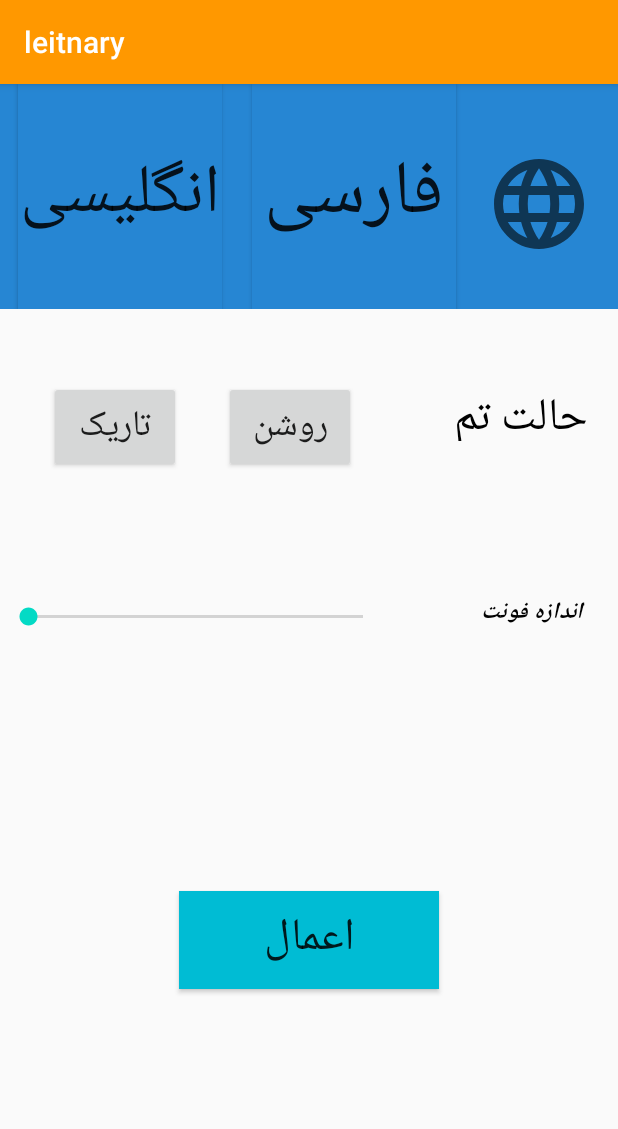
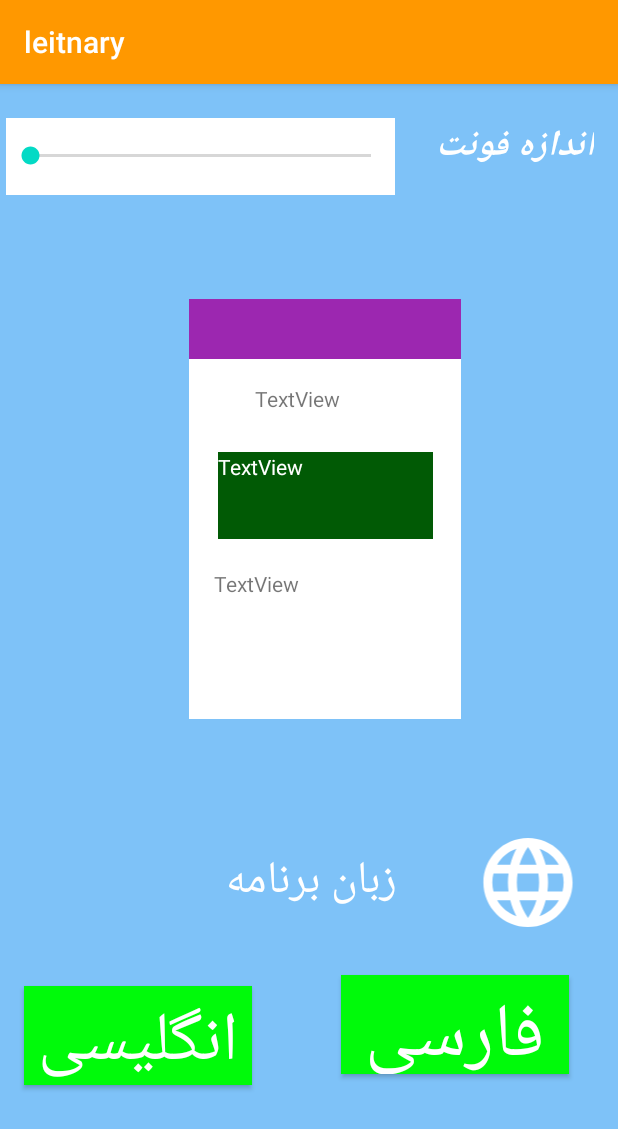
Before and after one commit to arshia2000/leitnary, an Android app: the Setting screen opened directly, with no data from a screen before it, on a phone screen of 412 x 824 dp. Shown: the top 1129 px of the screen. Run offline under Robolectric (Android 15) with nearby library versions, the phone set to English and light mode, and no system bars.

Commit message:
setting3

```diff
--- a/app/src/main/java/com/avmhl/leitnary/ui/Setting.java
+++ b/app/src/main/java/com/avmhl/leitnary/ui/Setting.java
@@ -37,8 +37,6 @@
         textView2 = findViewById(R.id.text_font);
         button1 = findViewById(R.id.btn_fa);
         button2 = findViewById(R.id.btn_en);
-        button3 = findViewById(R.id.btn_darck);
-        button4 = findViewById(R.id.btn_whait);
         button5 = findViewById(R.id.btn_apply);
         seekBar = findViewById(R.id.seek);
 
@@ -63,4 +61,14 @@
 
     }
 
+    public void def(View view)
+    {
+        SharedPreferences share = getSharedPreferences ( "share",MODE_PRIVATE );
+        SharedPreferences.Editor edit = share.edit ();
+        edit.putString ( Save.color_text,"#000000" );
+        edit.putString ( Save.color_back,"#FFFFFF" );
+        edit.putString ( Save.text_size,"0");
+        edit.putString(Save.language,"persian");
+
+    }
 }
--- a/app/src/main/res/drawable/custom_button_add_note.xml
+++ b/app/src/main/res/drawable/custom_button_add_note.xml
@@ -2,8 +2,8 @@
 <shape android:shape="rectangle"
     xmlns:android="http://schemas.android.com/apk/res/android" >
 
-    <solid android:color="#4CAF50"></solid>
-    <stroke android:color="#8BC34A" android:width="2dp"></stroke>
+    <solid android:color="#00FA0A"></solid>
+    <stroke android:color="#00FA0A" android:width="2dp"></stroke>
     <corners android:radius="20dp"></corners>
 
     <padding android:top="10dp" android:right="10dp"  android:left="10dp" android:bottom="10dp"></padding>
--- a/app/src/main/res/drawable/ic_baseline_build_24.xml
+++ b/app/src/main/res/drawable/ic_baseline_build_24.xml
@@ -1,4 +1,4 @@
-<vector android:height="24dp" android:tint="#DD7302"
+<vector android:height="24dp" android:tint="#18DD02"
     android:viewportHeight="24" android:viewportWidth="24"
     android:width="24dp" xmlns:android="http://schemas.android.com/apk/res/android">
     <path android:fillColor="@android:color/white" android:pathData="M22.7,19l-9.1,-9.1c0.9,-2.3 0.4,-5 -1.5,-6.9 -2,-2 -5,-2.4 -7.4,-1.3L9,6 6,9 1.6,4.7C0.4,7.1 0.9,10.1 2.9,12.1c1.9,1.9 4.6,2.4 6.9,1.5l9.1,9.1c0.4,0.4 1,0.4 1.4,0l2.3,-2.3c0.5,-0.4 0.5,-1.1 0.1,-1.4z"/>
--- a/app/src/main/res/drawable/ic_baseline_language_24.xml
+++ b/app/src/main/res/drawable/ic_baseline_language_24.xml
@@ -1,10 +1,14 @@
 <vector xmlns:android="http://schemas.android.com/apk/res/android"
+
     android:width="24dp"
     android:height="24dp"
     android:viewportWidth="24"
+
     android:viewportHeight="24"
-    android:tint="?attr/colorControlNormal">
+    android:tint="#FFFFFF">
   <path
-      android:fillColor="@android:color/white"
+
+
+      android:fillColor="#FFFFFF"
       android:pathData="M11.99,2C6.47,2 2,6.48 2,12s4.47,10 9.99,10C17.52,22 22,17.52 22,12S17.52,2 11.99,2zM18.92,8h-2.95c-0.32,-1.25 -0.78,-2.45 -1.38,-3.56 1.84,0.63 3.37,1.91 4.33,3.56zM12,4.04c0.83,1.2 1.48,2.53 1.91,3.96h-3.82c0.43,-1.43 1.08,-2.76 1.91,-3.96zM4.26,14C4.1,13.36 4,12.69 4,12s0.1,-1.36 0.26,-2h3.38c-0.08,0.66 -0.14,1.32 -0.14,2 0,0.68 0.06,1.34 0.14,2L4.26,14zM5.08,16h2.95c0.32,1.25 0.78,2.45 1.38,3.56 -1.84,-0.63 -3.37,-1.9 -4.33,-3.56zM8.03,8L5.08,8c0.96,-1.66 2.49,-2.93 4.33,-3.56C8.81,5.55 8.35,6.75 8.03,8zM12,19.96c-0.83,-1.2 -1.48,-2.53 -1.91,-3.96h3.82c-0.43,1.43 -1.08,2.76 -1.91,3.96zM14.34,14L9.66,14c-0.09,-0.66 -0.16,-1.32 -0.16,-2 0,-0.68 0.07,-1.35 0.16,-2h4.68c0.09,0.65 0.16,1.32 0.16,2 0,0.68 -0.07,1.34 -0.16,2zM14.59,19.56c0.6,-1.11 1.06,-2.31 1.38,-3.56h2.95c-0.96,1.65 -2.49,2.93 -4.33,3.56zM16.36,14c0.08,-0.66 0.14,-1.32 0.14,-2 0,-0.68 -0.06,-1.34 -0.14,-2h3.38c0.16,0.64 0.26,1.31 0.26,2s-0.1,1.36 -0.26,2h-3.38z"/>
 </vector>
--- a/app/src/main/res/layout/activity_main.xml
+++ b/app/src/main/res/layout/activity_main.xml
@@ -1,76 +1,89 @@
 <?xml version="1.0" encoding="utf-8"?>
-<RelativeLayout xmlns:android="http://schemas.android.com/apk/res/android"
+<androidx.constraintlayout.widget.ConstraintLayout xmlns:android="http://schemas.android.com/apk/res/android"
     xmlns:app="http://schemas.android.com/apk/res-auto"
     xmlns:tools="http://schemas.android.com/tools"
     android:layout_width="match_parent"
     android:layout_height="match_parent"
-    tools:context=".MainActivity">
+    tools:context=".MainActivity"
+    android:background="#7EC2F8">
 
 
    <Button
        android:id="@+id/btn_addcard"
-       android:layout_width="230dp"
-       android:layout_height="45dp"
+       android:layout_width="160dp"
+       android:layout_height="100dp"
+       android:layout_centerHorizontal="true"
+       android:layout_toRightOf="@+id/sh_card_counter"
+       android:background="@drawable/custom_button_add_note"
        android:onClick="addCardClick"
-       android:layout_toRightOf="@+id/sh_card_counter"
-       android:layout_marginLeft="40dp"
-       android:layout_centerHorizontal="true"
        android:text="Add Card"
-       android:background="@drawable/custom_button_add_note"
+       android:textColor="#FFFFFF"
        android:textSize="20sp"
-       android:layout_marginTop="100dp">
+       app:layout_constraintBottom_toBottomOf="parent"
+       app:layout_constraintEnd_toEndOf="parent"
+       app:layout_constraintHorizontal_bias="0.936"
+       app:layout_constraintStart_toStartOf="parent"
+       app:layout_constraintTop_toTopOf="parent"
+       app:layout_constraintVertical_bias="0.483">
 
    </Button>
 
-
    <Button
        android:id="@+id/sh_card_counter"
-       android:layout_width="100dp"
-       android:layout_height="120dp"
+       android:layout_width="101dp"
+       android:layout_height="82dp"
+       android:layout_alignParentLeft="true"
        android:layout_centerHorizontal="true"
+       android:background="@drawable/custom_button_card_count"
        android:text="0"
-       android:background="@drawable/custom_button_card_count"
+       android:textColor="#FFFFFF"
        android:textSize="25sp"
-       android:layout_marginTop="100dp"
-       android:layout_alignParentLeft="true"
-       android:layout_marginLeft="30dp">
+       app:layout_constraintBottom_toBottomOf="parent"
+       app:layout_constraintEnd_toEndOf="parent"
+       app:layout_constraintHorizontal_bias="0.529"
+       app:layout_constraintStart_toStartOf="parent"
+       app:layout_constraintTop_toTopOf="parent"
+       app:layout_constraintVertical_bias="0.186">
 
    </Button>
 
    <Button
        android:id="@+id/btn_add_note"
-       android:layout_width="230dp"
-       android:layout_height="45dp"
+       android:layout_width="160dp"
+       android:layout_height="100dp"
        android:layout_below="@+id/btn_addcard"
+       android:layout_centerHorizontal="true"
+       android:layout_toRightOf="@+id/sh_card_counter"
+       android:background="@drawable/custom_button_add_note"
        android:onClick="addCardClick"
-       android:layout_toRightOf="@+id/sh_card_counter"
-       android:layout_marginLeft="40dp"
-       android:layout_centerHorizontal="true"
        android:text="Add Note"
-       android:background="@drawable/custom_button_add_note"
+       android:textColor="#FFFFFF"
        android:textSize="20sp"
-       android:layout_marginTop="20dp">
+       app:layout_constraintEnd_toEndOf="parent"
+       app:layout_constraintHorizontal_bias="0.063"
+       app:layout_constraintStart_toStartOf="parent"
+       tools:layout_editor_absoluteY="305dp">
+
+   </Button>
+
+   <Button
+       android:id="@+id/btn_review"
+       android:layout_width="102dp"
+       android:layout_height="106dp"
+       android:layout_centerInParent="true"
+       android:background="@drawable/custom_button_review"
+       android:onClick="addCardClick"
+       android:text="review cards"
+       android:textColor="#FFFFFF"
+       android:textSize="20sp"
+       app:layout_constraintBottom_toBottomOf="parent"
+       app:layout_constraintEnd_toEndOf="parent"
+       app:layout_constraintHorizontal_bias="0.051"
+       app:layout_constraintStart_toStartOf="parent"
+       app:layout_constraintTop_toTopOf="parent"
+       app:layout_constraintVertical_bias="0.974">
 
    </Button>
 
 
-   <Button
-       android:id="@+id/btn_review"
-       android:layout_width="400dp"
-       android:layout_height="45dp"
-       android:onClick="addCardClick"
-       android:layout_marginLeft="40dp"
-       android:layout_centerHorizontal="true"
-       android:text="review cards"
-       android:layout_centerInParent="true"
-       android:background="@drawable/custom_button_review"
-       android:textSize="20sp"
-       android:layout_marginTop="200dp">
-
-   </Button>
-
-
-
-
-
-</RelativeLayout>
+</androidx.constraintlayout.widget.ConstraintLayout>
--- a/app/src/main/res/layout/setting.xml
+++ b/app/src/main/res/layout/setting.xml
@@ -1,154 +1,209 @@
 <?xml version="1.0" encoding="utf-8"?>
-<androidx.constraintlayout.widget.ConstraintLayout
-    xmlns:android="http://schemas.android.com/apk/res/android"
+<androidx.constraintlayout.widget.ConstraintLayout xmlns:android="http://schemas.android.com/apk/res/android"
     xmlns:app="http://schemas.android.com/apk/res-auto"
     xmlns:tools="http://schemas.android.com/tools"
     android:layout_width="match_parent"
     android:layout_height="match_parent"
+    android:background="#7EC2F8"
 
 
     >
 
     <androidx.constraintlayout.widget.ConstraintLayout
         android:id="@+id/constraintLayout"
-        android:layout_width="match_parent"
-        android:layout_height="150dp"
-        android:background="#2686D3"
+        android:layout_width="409dp"
+        android:layout_height="132dp"
+
         tools:ignore="MissingConstraints"
         tools:layout_editor_absoluteX="0dp"
         tools:layout_editor_absoluteY="2dp">
 
+        <TextView
+            android:id="@+id/text_font"
+            android:layout_width="115dp"
+            android:layout_height="71dp"
+            android:text=" اندازه فونت   "
+            android:textAlignment="center"
+            android:textAllCaps="false"
+            android:textColor="#FFFFFF"
+            android:textSize="24sp"
+            android:textStyle="bold|italic"
+            app:layout_constraintBottom_toBottomOf="parent"
+            app:layout_constraintEnd_toEndOf="parent"
+            app:layout_constraintHorizontal_bias="0.567"
+            app:layout_constraintStart_toEndOf="@+id/seek"
+            app:layout_constraintTop_toTopOf="parent"
+            app:layout_constraintVertical_bias="0.354" />
 
-        <Button
-            android:onClick="en"
-            android:id="@+id/btn_en"
-            android:layout_width="136dp"
-            android:layout_height="match_parent"
-            android:background="#2686D3"
-            android:text="انگلیسی"
-
-            android:textSize="45dp"
+        <SeekBar
+            android:id="@+id/seek"
+            android:layout_width="259dp"
+            android:layout_height="51dp"
+            android:layout_alignParentLeft="true"
+            android:layout_alignParentTop="true"
+            android:background="#ffffff"
             app:layout_constraintBottom_toBottomOf="parent"
-            app:layout_constraintEnd_toStartOf="@+id/btn_fa"
-            app:layout_constraintHorizontal_bias="0.377"
+            app:layout_constraintEnd_toEndOf="parent"
+            app:layout_constraintHorizontal_bias="0.026"
             app:layout_constraintStart_toStartOf="parent"
             app:layout_constraintTop_toTopOf="parent"
-            app:layout_constraintVertical_bias="0.602" />
-
-        <Button
-            android:onClick="fa"
-            android:id="@+id/btn_fa"
-            android:layout_width="136dp"
-            android:layout_height="match_parent"
-            android:layout_marginEnd="108dp"
-            android:background="#2686D3"
-            android:text="فارسی"
-            android:textSize="50dp"
-            app:layout_constraintBottom_toBottomOf="parent"
-            app:layout_constraintEnd_toEndOf="parent"
-            app:layout_constraintTop_toTopOf="parent"
-            app:layout_constraintVertical_bias="0.506" />
-
-        <ImageView
-            android:id="@+id/image_la"
-            android:layout_width="72dp"
-            android:layout_height="88dp"
-            app:layout_constraintBottom_toBottomOf="parent"
-            app:layout_constraintEnd_toEndOf="parent"
-            app:layout_constraintHorizontal_bias="0.542"
-            app:layout_constraintStart_toEndOf="@+id/btn_fa"
-            app:layout_constraintTop_toTopOf="parent"
-            app:layout_constraintVertical_bias="0.578"
-            app:srcCompat="@drawable/ic_baseline_language_24" />
+            app:layout_constraintVertical_bias="0.282" />
     </androidx.constraintlayout.widget.ConstraintLayout>
-
-    <SeekBar
-        android:layout_alignParentLeft="true"
-        android:layout_alignParentTop="true"
-        android:id="@+id/seek"
-        android:layout_width="255dp"
-        android:layout_height="35dp"
-        android:layout_marginTop="188dp"
-        app:layout_constraintBottom_toBottomOf="parent"
-        app:layout_constraintEnd_toEndOf="parent"
-        app:layout_constraintHorizontal_bias="0.017"
-        app:layout_constraintStart_toStartOf="parent"
-        app:layout_constraintTop_toBottomOf="@+id/constraintLayout"
-        app:layout_constraintVertical_bias="0.0" />
-
-    <TextView
-        android:id="@+id/text_font"
-        android:layout_width="82dp"
-        android:layout_height="39dp"
-        android:layout_marginStart="52dp"
-        android:layout_marginTop="184dp"
-        android:text=" اندازه فونت   "
-        android:textAlignment="center"
-        android:textAllCaps="false"
-        android:textColor="#020202"
-        android:textSize="15dp"
-        android:textStyle="bold|italic"
-        app:layout_constraintBottom_toBottomOf="parent"
-        app:layout_constraintEnd_toEndOf="parent"
-        app:layout_constraintHorizontal_bias="0.0"
-        app:layout_constraintStart_toEndOf="@+id/seek"
-        app:layout_constraintTop_toBottomOf="@+id/constraintLayout"
-        app:layout_constraintVertical_bias="0.013" />
 
     <Button
         android:id="@+id/btn_apply"
         android:layout_width="173dp"
         android:layout_height="65dp"
-        android:background="#00BCD4"
+        android:background="#00FA0A"
         android:onClick="aplly"
         android:text="اعمال"
+        android:textColor="#FFFFFF"
+        android:textSize="30sp"
+        android:visibility="gone"
+        app:layout_constraintBottom_toBottomOf="parent"
+        app:layout_constraintEnd_toEndOf="parent"
+        app:layout_constraintHorizontal_bias="0.596"
+        app:layout_constraintStart_toStartOf="parent"
+        app:layout_constraintTop_toTopOf="parent"
+        app:layout_constraintVertical_bias="0.845" />
+
+    <TextView
+        android:id="@+id/text_halat"
+        android:layout_width="239dp"
+        android:layout_height="61dp"
+        android:text="زبان برنامه"
+        android:textColor="#FFFFFF"
         android:textSize="30sp"
         app:layout_constraintBottom_toBottomOf="parent"
         app:layout_constraintEnd_toEndOf="parent"
+        app:layout_constraintHorizontal_bias="0.145"
         app:layout_constraintStart_toStartOf="parent"
-        app:layout_constraintTop_toBottomOf="@+id/seek" />
+        app:layout_constraintTop_toTopOf="parent"
+        app:layout_constraintVertical_bias="0.717" />
 
-    <TextView
-        android:id="@+id/text_halat"
-        android:layout_width="99dp"
-        android:layout_height="40dp"
-        android:text="حالت تم"
-        android:textColor="#000000"
-        android:textSize="30sp"
-        app:layout_constraintBottom_toTopOf="@+id/text_font"
+    <Button
+        android:id="@+id/button"
+        android:layout_width="match_parent"
+        android:layout_height="129dp"
+        android:background="#FF9800"
+        android:onClick="def"
+        android:text="پیش فرض"
+        android:textColor="#FFFFFF"
+        android:textSize="24sp"
+        android:visibility="gone"
+        app:layout_constraintBottom_toBottomOf="parent"
         app:layout_constraintEnd_toEndOf="parent"
-        app:layout_constraintHorizontal_bias="0.935"
+        app:layout_constraintHorizontal_bias="0.0"
+        app:layout_constraintStart_toStartOf="parent"
+        app:layout_constraintTop_toTopOf="parent"
+        app:layout_constraintVertical_bias="0.995"
+        tools:ignore="MissingConstraints" />
+
+    <Button
+        android:id="@+id/btn_en"
+        android:layout_width="152dp"
+        android:layout_height="66dp"
+        android:background="#00FA0A"
+        android:onClick="en"
+        android:text="انگلیسی"
+
+        android:textColor="#FFFFFF"
+        android:textSize="45dp"
+        app:layout_constraintBottom_toBottomOf="parent"
+        app:layout_constraintEnd_toEndOf="parent"
+        app:layout_constraintHorizontal_bias="0.061"
+        app:layout_constraintStart_toStartOf="parent"
+        app:layout_constraintTop_toTopOf="parent"
+        app:layout_constraintVertical_bias="0.857" />
+
+    <Button
+        android:id="@+id/btn_fa"
+        android:layout_width="152dp"
+        android:layout_height="66dp"
+        android:background="#00FA0A"
+        android:onClick="fa"
+        android:text="فارسی"
+        android:textColor="#FFFFFF"
+        android:textSize="50dp"
+        app:layout_constraintBottom_toBottomOf="parent"
+        app:layout_constraintEnd_toEndOf="parent"
+        app:layout_constraintHorizontal_bias="0.648"
+        app:layout_constraintStart_toEndOf="@+id/btn_en"
+        app:layout_constraintTop_toBottomOf="@+id/constraintLayout"
+        app:layout_constraintVertical_bias="0.81" />
+
+    <ImageView
+        android:id="@+id/image_la"
+        android:layout_width="88dp"
+        android:layout_height="71dp"
+        app:layout_constraintBottom_toBottomOf="parent"
+        app:layout_constraintEnd_toEndOf="parent"
+        app:layout_constraintHorizontal_bias="0.95"
+        app:layout_constraintStart_toStartOf="parent"
+        app:layout_constraintTop_toTopOf="parent"
+        app:layout_constraintVertical_bias="0.713"
+        app:srcCompat="@drawable/ic_baseline_language_24" />
+
+    <androidx.constraintlayout.widget.ConstraintLayout
+
+        android:layout_width="181dp"
+        android:layout_height="280dp"
+        android:background="#FFFFFF"
+        app:layout_constraintBottom_toBottomOf="parent"
+        app:layout_constraintEnd_toEndOf="parent"
+        app:layout_constraintHorizontal_bias="0.547"
         app:layout_constraintStart_toStartOf="parent"
         app:layout_constraintTop_toBottomOf="@+id/constraintLayout"
-        app:layout_constraintVertical_bias="0.322" />
+        app:layout_constraintVertical_bias="0.031"
+        tools:ignore="MissingConstraints">
 
-    <Button
-        android:id="@+id/btn_whait"
-        android:layout_width="wrap_content"
-        android:layout_height="wrap_content"
-        android:layout_marginTop="48dp"
-        android:text="روشن"
-        android:textSize="24sp"
-        app:layout_constraintBottom_toBottomOf="parent"
-        app:layout_constraintEnd_toStartOf="@+id/text_halat"
-        app:layout_constraintHorizontal_bias="0.731"
-        app:layout_constraintStart_toStartOf="parent"
-        app:layout_constraintTop_toBottomOf="@+id/constraintLayout"
-        app:layout_constraintVertical_bias="0.0" />
+        <androidx.constraintlayout.widget.ConstraintLayout
+            android:id="@+id/constraintLayout2"
+            android:layout_width="match_parent"
+            android:layout_height="40dp"
 
-    <Button
-        android:id="@+id/btn_darck"
-        android:layout_width="wrap_content"
-        android:layout_height="wrap_content"
-        android:layout_marginTop="48dp"
-        android:text="تاریک"
-        android:textSize="24sp"
-        app:layout_constraintBottom_toBottomOf="parent"
-        app:layout_constraintEnd_toStartOf="@+id/btn_whait"
-        app:layout_constraintHorizontal_bias="0.534"
-        app:layout_constraintStart_toStartOf="parent"
-        app:layout_constraintTop_toBottomOf="@+id/constraintLayout"
-        app:layout_constraintVertical_bias="0.0" />
+            android:background="#9C27B0"
+            tools:layout_editor_absoluteX="0dp"
+            tools:layout_editor_absoluteY="-1dp">
+
+
+        </androidx.constraintlayout.widget.ConstraintLayout>
+
+        <TextView
+            android:id="@+id/textView"
+            android:layout_width="93dp"
+            android:layout_height="20dp"
+            android:text="TextView"
+            app:layout_constraintBottom_toBottomOf="parent"
+            app:layout_constraintEnd_toEndOf="parent"
+            app:layout_constraintStart_toStartOf="parent"
+            app:layout_constraintTop_toTopOf="parent"
+            app:layout_constraintVertical_bias="0.219" />
+
+        <TextView
+            android:textColor="#FFFFFF"
+            android:background="#015A05"
+            android:id="@+id/textView2"
+            android:layout_width="143dp"
+            android:layout_height="58dp"
+            android:text="TextView"
+            app:layout_constraintBottom_toBottomOf="parent"
+            app:layout_constraintEnd_toEndOf="parent"
+            app:layout_constraintStart_toStartOf="parent"
+            app:layout_constraintTop_toBottomOf="@+id/constraintLayout2"
+            app:layout_constraintVertical_bias="0.34" />
+
+        <TextView
+            android:id="@+id/textView3"
+            android:layout_width="148dp"
+            android:layout_height="79dp"
+            android:text="TextView"
+            app:layout_constraintBottom_toBottomOf="parent"
+            app:layout_constraintEnd_toEndOf="parent"
+            app:layout_constraintStart_toStartOf="parent"
+            app:layout_constraintTop_toBottomOf="@+id/textView2" />
+
+    </androidx.constraintlayout.widget.ConstraintLayout>
 
 
 </androidx.constraintlayout.widget.ConstraintLayout>
```
